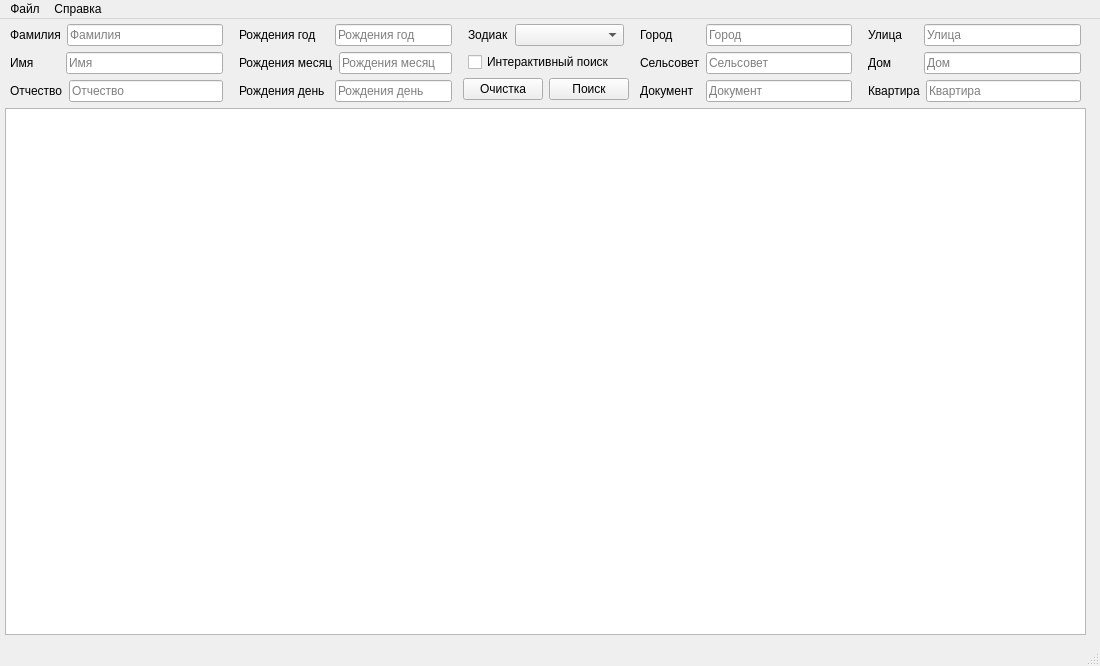
MindVersal/testPython, file testBD.ui: the form before one commit.
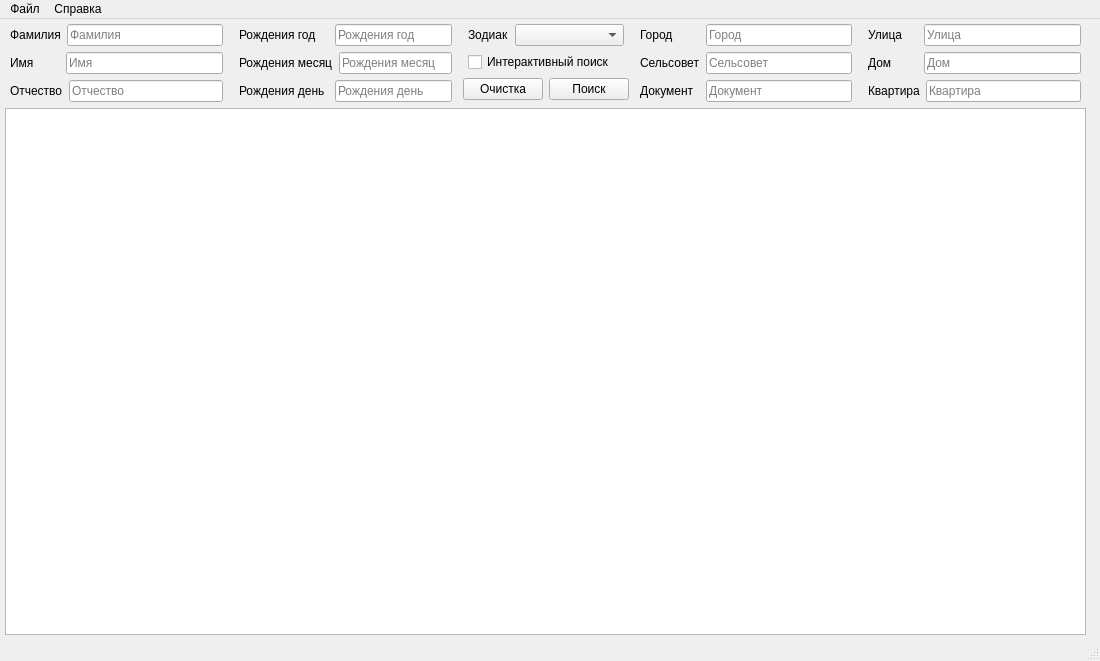
The form after the commit. Icons and pictures are not drawn.

```diff
--- a/testBD.ui
+++ b/testBD.ui
@@ -7,9 +7,21 @@
     <x>0</x>
     <y>0</y>
     <width>1100</width>
-    <height>660</height>
+    <height>661</height>
    </rect>
   </property>
+  <property name="sizePolicy">
+   <sizepolicy hsizetype="Expanding" vsizetype="Expanding">
+    <horstretch>0</horstretch>
+    <verstretch>0</verstretch>
+   </sizepolicy>
+  </property>
+  <property name="baseSize">
+   <size>
+    <width>1100</width>
+    <height>660</height>
+   </size>
+  </property>
   <property name="windowTitle">
    <string>BD</string>
   </property>
@@ -18,16 +30,16 @@
     <normaloff>icon_1.png</normaloff>icon_1.png</iconset>
   </property>
   <widget class="QWidget" name="centralwidget">
+   <property name="sizePolicy">
+    <sizepolicy hsizetype="Expanding" vsizetype="Expanding">
+     <horstretch>0</horstretch>
+     <verstretch>0</verstretch>
+    </sizepolicy>
+   </property>
    <property name="minimumSize">
     <size>
      <width>1100</width>
-     <height>625</height>
-    </size>
-   </property>
-   <property name="maximumSize">
-    <size>
-     <width>1100</width>
-     <height>625</height>
+     <height>300</height>
     </size>
    </property>
    <property name="baseSize">
@@ -53,7 +65,7 @@
     </property>
     <layout class="QGridLayout" name="grid_main_layout" columnstretch="0">
      <property name="sizeConstraint">
-      <enum>QLayout::SetMaximumSize</enum>
+      <enum>QLayout::SetDefaultConstraint</enum>
      </property>
      <property name="leftMargin">
       <number>5</number>
```
Left out of the diff: 2 changed lines with no effect on the pictures.
